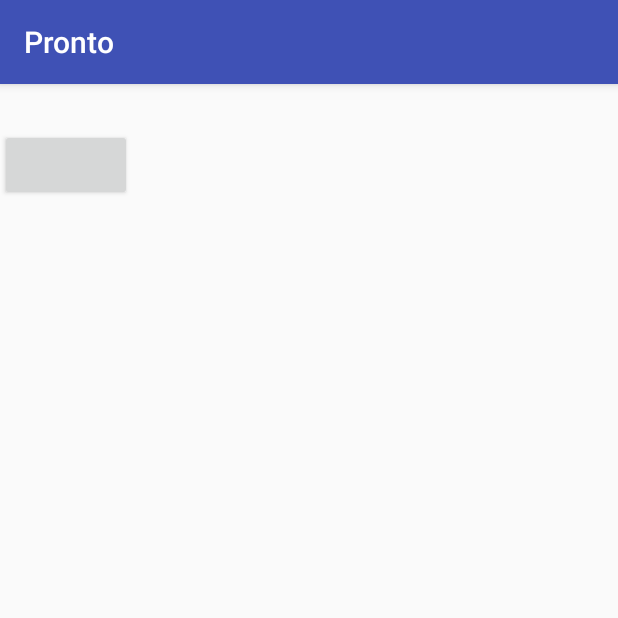
After one commit to brenton311/se101-final-project, an Android app: the fragment ChatFragment shown on its own in the app's theme, on a phone screen of 412 x 824 dp, the top half of it. The commit adds this screen. Run offline under Robolectric (Android 15) with nearby library versions, the light colour scheme and no system bars; libraries missing offline, so code that uses them is left out: com.facebook, com.facebook.share.

Commit message:
Set up Chat Fragment

```diff
--- /dev/null
+++ b/Pronto/app/src/main/java/com/redeyesoftware/pronto/ChatFragment.java
@@ -0,0 +1,75 @@
+package com.redeyesoftware.pronto;
+
+import android.net.Uri;
+import android.os.Bundle;
+import android.support.v4.app.Fragment;
+import android.util.Log;
+import android.view.LayoutInflater;
+import android.view.MotionEvent;
+import android.view.View;
+import android.view.ViewGroup;
+import android.view.animation.AccelerateInterpolator;
+import android.view.animation.Animation;
+import android.view.animation.TranslateAnimation;
+import android.widget.Button;
+import android.widget.FrameLayout;
+import android.widget.LinearLayout;
+import android.widget.ScrollView;
+
+import com.facebook.FacebookCallback;
+import com.facebook.FacebookSdk;
+import com.facebook.share.ShareApi;
+import com.facebook.share.Sharer;
+import com.facebook.share.model.ShareContent;
+import com.facebook.share.model.ShareLinkContent;
+import com.facebook.share.model.ShareMediaContent;
+import com.facebook.share.widget.MessageDialog;
+import com.facebook.share.widget.SendButton;
+
+import static com.facebook.FacebookSdk.getApplicationContext;
+
+
+public class ChatFragment extends Fragment {
+
+
+    public ChatFragment() {
+        // Required empty public constructor
+    }
+
+    @Override
+    public void onCreate(Bundle savedInstanceState) {
+        super.onCreate(savedInstanceState);
+    }
+
+    //returns what goes inside the fragment
+    @Override
+    public View onCreateView(LayoutInflater inflater, ViewGroup container,
+                             Bundle savedInstanceState) {
+
+        // Inflate the layout for this fragment
+        return inflater.inflate(R.layout.fragment_chat, container, false);
+    }
+
+    //originally had button in onCreate and onCreateView but neither worked becuase id would not be found until layout was inflated
+    //looked at the fragment life cycle and onStart is called after both
+    @Override
+    public void onStart() {
+         super.onStart();
+        ((Button) getActivity().findViewById(R.id.send_button)).setOnClickListener(new View.OnClickListener() {
+            public void onClick(View v) {
+                ShareLinkContent content = new ShareLinkContent.Builder()
+                        .setContentUrl(Uri.parse(""))
+                        .build();
+
+                //MessageDialog.show(getActivity(), content);
+
+              //  SendButton sendButton = new SendButton(getActivity());
+               // sendButton.setShareContent(shareContent);
+                //sendButton.registerCallback(callbackManager, new FacebookCallback<Sharer.Result>() { ... });
+            }
+        });
+
+        // Inflate the layout for this fragment
+    }
+
+}
--- a/Pronto/app/src/main/java/com/redeyesoftware/pronto/HomePagesAdapter.java
+++ b/Pronto/app/src/main/java/com/redeyesoftware/pronto/HomePagesAdapter.java
@@ -26,7 +26,7 @@ public class HomePagesAdapter extends FragmentPagerAdapter {
             case 0:
                 return new FeedFragment();
             case 1:
-                return new Fragment();
+                return new ChatFragment();
             case 2:
                 return new Fragment();
             default:
--- /dev/null
+++ b/Pronto/app/src/main/res/layout/fragment_chat.xml
@@ -0,0 +1,16 @@
+<?xml version="1.0" encoding="utf-8"?>
+<RelativeLayout xmlns:android="http://schemas.android.com/apk/res/android"
+    xmlns:facebook="http://schemas.android.com/apk/res-auto"
+    android:layout_width="match_parent"
+    android:layout_height="match_parent">
+
+    <Button
+        android:id="@+id/send_button"
+        android:layout_width="wrap_content"
+        android:layout_height="wrap_content"
+        android:layout_gravity="center_horizontal"
+        android:layout_marginTop="30dp"
+        android:layout_marginBottom="30dp" />
+
+
+</RelativeLayout>
--- a/Pronto/app/src/main/res/values/strings.xml
+++ b/Pronto/app/src/main/res/values/strings.xml
@@ -3,6 +3,7 @@
 
     <string name="facebook_app_id">1696636020650991</string>
     <string name="fb_login_protocol_scheme">fb1696636020650991</string>
+    <string name="fb_content_provider_authority">com.facebook.app.FacebookContentProvider1696636020650991</string>
     <string name="title_activity_login">Sign in</string>
 
     <!-- Strings related to login -->
```
Also changed, not shown: Pronto/app/src/main/AndroidManifest.xml (+10 -6 lines), Pronto/app/src/main/res/layout/event_template.xml (deleted, +0 -142 lines).
